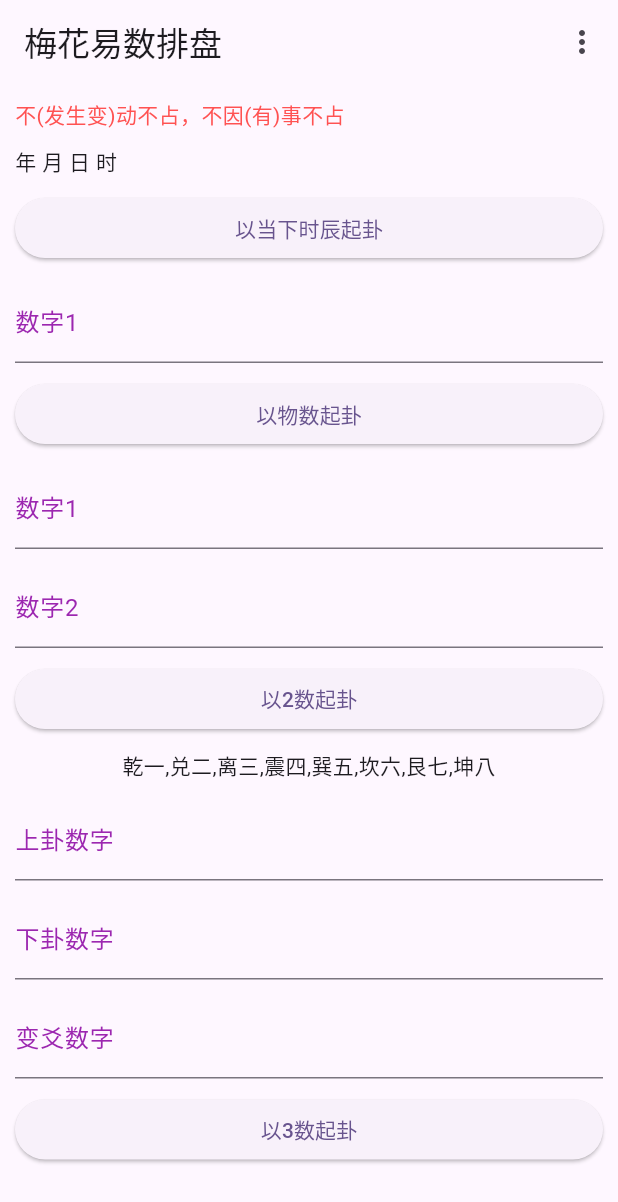
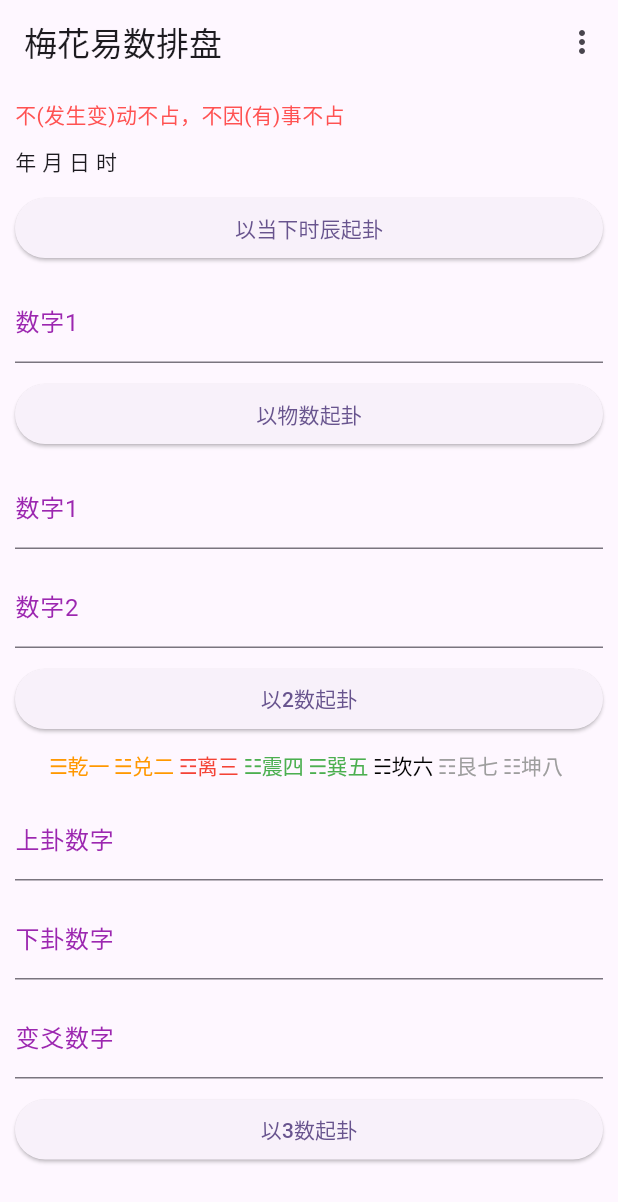
Before and after one commit to dujianchi/meihua, a Flutter app: the screen it shows after launch, on a phone screen of 412 x 824 dp. Shown: the top 1202 px of the screen. Run offline on Flutter 3.47's test engine with Material 3 defaults, Android fonts, the phone set to English and light mode, and no system bars; missing offline and left inert: lunar.

Commit message:
改一下五行颜色，原本的金用黄色太亮了看不清字体；首页添加八卦图标和多种颜色

```diff
--- a/lib/enum/wu_xing.dart
+++ b/lib/enum/wu_xing.dart
@@ -4,11 +4,11 @@ import 'package:meihua/enum/sheng_ke_bihe.dart';
 /// 五行 - 值
 /// 金木水火土
 enum WuXingZ {
-  jin('金', Colors.yellow),
+  jin('金', Colors.orange),
   mu('木', Colors.green),
   shui('水', Colors.black),
   huo('火', Colors.red),
-  tu('土', Colors.orange),
+  tu('土', Colors.grey),
   ;
 
   final String name;
--- a/lib/main.dart
+++ b/lib/main.dart
@@ -63,7 +63,49 @@ class MyApp extends StatelessWidget {
       ),
     ));
 
-    children.add(const Center(child: Text('乾一,兑二,离三,震四,巽五,坎六,艮七,坤八')));
+    children.add(Center(
+        child: RichText(
+            text: TextSpan(children: [
+      // 乾一,兑二,离三,震四,巽五,坎六,艮七,坤八
+      TextSpan(
+          text: '☰${BaGua.qian.name}一 ',
+          style: TextStyle(
+            color: BaGua.qian.wuXing.color,
+          )),
+      TextSpan(
+          text: '☱${BaGua.dui.name}二 ',
+          style: TextStyle(
+            color: BaGua.dui.wuXing.color,
+          )),
+      TextSpan(
+          text: '☲${BaGua.li.name}三 ',
+          style: TextStyle(color: BaGua.li.wuXing.color)),
+      TextSpan(
+          text: '☳${BaGua.zhen.name}四 ',
+          style: TextStyle(
+            color: BaGua.zhen.wuXing.color,
+          )),
+      TextSpan(
+          text: '☴${BaGua.xun.name}五 ',
+          style: TextStyle(
+            color: BaGua.xun.wuXing.color,
+          )),
+      TextSpan(
+          text: '☵${BaGua.kan.name}六 ',
+          style: TextStyle(
+            color: BaGua.kan.wuXing.color,
+          )),
+      TextSpan(
+          text: '☶${BaGua.gen.name}七 ',
+          style: TextStyle(
+            color: BaGua.gen.wuXing.color,
+          )),
+      TextSpan(
+          text: '☷${BaGua.kun.name}八 ',
+          style: TextStyle(
+            color: BaGua.kun.wuXing.color,
+          )),
+    ]))));
     children.add(editext3_1);
     children.add(editext3_2);
     children.add(editext3_3);
```
